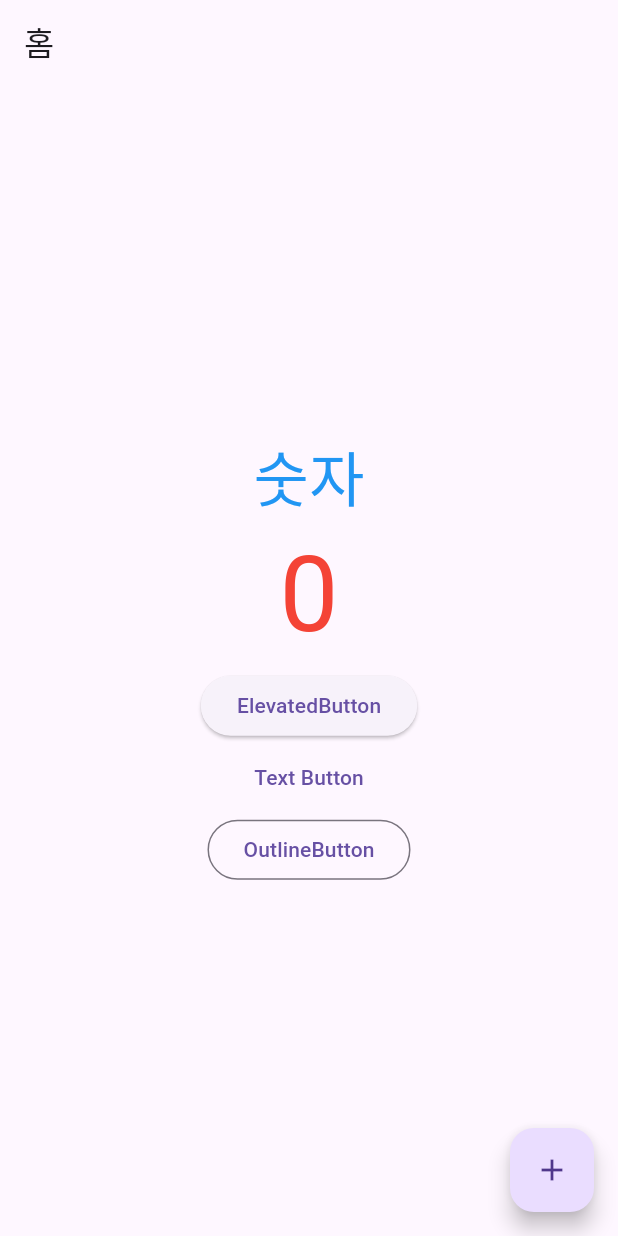
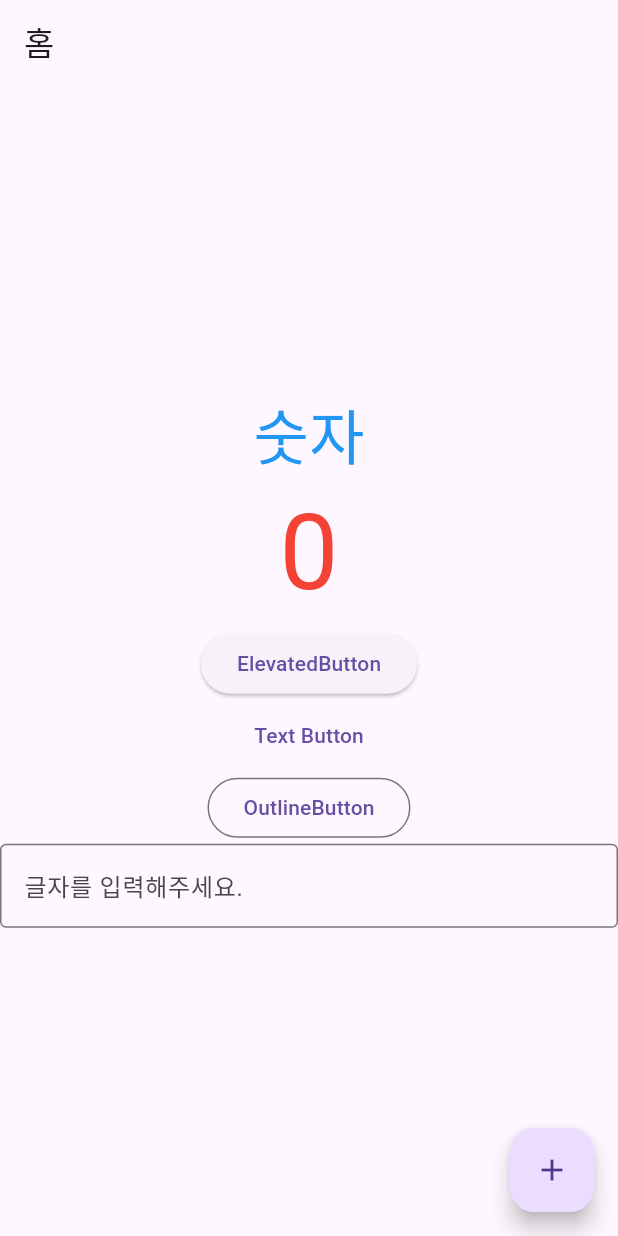
Before and after one commit to chordpli/inflearn-flutter, a Flutter app: the screen it shows after launch, on a phone screen of 412 x 824 dp. Run offline on Flutter 3.47's test engine with Material 3 defaults, Android fonts, the phone set to English and light mode, and no system bars.

Commit message:
feat: text field 위젯

```diff
--- a/lib/main_page.dart
+++ b/lib/main_page.dart
@@ -12,6 +12,7 @@ class MainPage extends StatefulWidget {
 
 class _MainPageState extends State<MainPage> {
   int count = 0;
+
   // build 함수 바깥쪽의 값을 변경했을 떄에는 hot reload가 아닌 hot restart를 사용한다.
   // 그 외에도 값을 변경했을 때, 바뀌지 않는다면 그냥 다시 run한다.
   @override
@@ -52,6 +53,15 @@ class _MainPageState extends State<MainPage> {
               onPressed: () {},
               child: Text('OutlineButton'),
             ),
+            TextField(
+              decoration: InputDecoration(
+                labelText: '글자를 입력해주세요.',
+                border: OutlineInputBorder(),
+              ),
+              onChanged: (text) {
+                print(text);
+              },
+            ),
           ],
         ),
       ),
```
